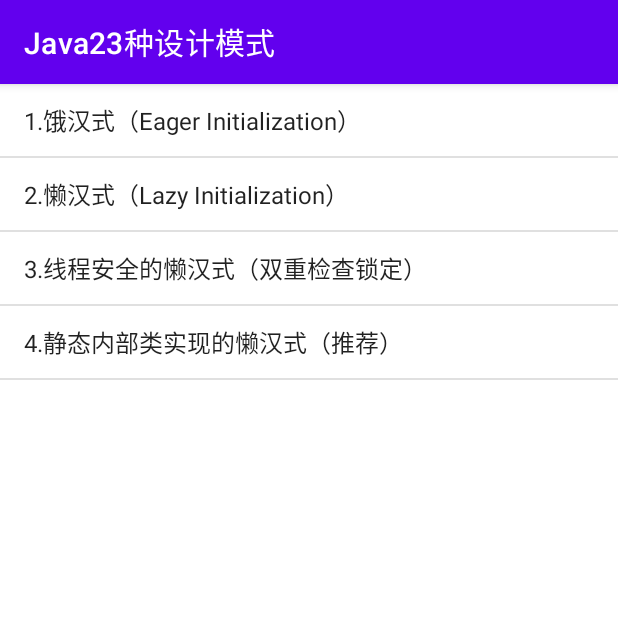
After one commit to joephone/JavaGangOfFour, an Android app: the MainSingletonActivity screen opened directly, with no data from a screen before it, on a phone screen of 412 x 824 dp, the top half of it. The commit adds this screen. Run offline under Robolectric (Android 15) with nearby library versions, the phone set to English and light mode, and no system bars; plain views replace SwipeRecyclerView.

Commit message:
创建 -单例模式

```diff
--- a/app/build.gradle
+++ b/app/build.gradle
@@ -38,6 +38,6 @@ dependencies {
     androidTestImplementation 'androidx.test.ext:junit:1.1.3'
     androidTestImplementation 'androidx.test.espresso:espresso-core:3.4.0'
 
-    implementation                       "com.yanzhenjie.recyclerview:x:1.3.2"
-    implementation               'androidx.swiperefreshlayout:swiperefreshlayout:1.1.0'
+//    implementation                       "com.yanzhenjie.recyclerview:x:1.3.2"
+//    implementation               'androidx.swiperefreshlayout:swiperefreshlayout:1.1.0'
 }
--- a/app/src/main/java/com/transcendence/gangoffour/MainBehavioralActivity.java
+++ b/app/src/main/java/com/transcendence/gangoffour/behavioral/MainBehavioralActivity.java
@@ -1,4 +1,4 @@
-package com.transcendence.gangoffour;
+package com.transcendence.gangoffour.behavioral;
 
 import android.content.Intent;
 import android.os.Bundle;
@@ -8,6 +8,10 @@ import android.widget.ArrayAdapter;
 import android.widget.ListView;
 
 import androidx.appcompat.app.AppCompatActivity;
+
+import com.transcendence.gangoffour.main.AppConstantValue;
+import com.transcendence.gangoffour.R;
+import com.transcendence.gangoffour.utils.StringUtils;
 
 import java.util.List;
 
--- /dev/null
+++ b/app/src/main/java/com/transcendence/gangoffour/creational/singleton/MainSingletonActivity.java
@@ -0,0 +1,68 @@
+package com.transcendence.gangoffour.creational.singleton;
+
+import android.content.Intent;
+import android.os.Bundle;
+import android.view.View;
+import android.widget.AdapterView;
+import android.widget.ArrayAdapter;
+import android.widget.ListView;
+
+import androidx.appcompat.app.AppCompatActivity;
+
+import com.transcendence.gangoffour.R;
+import com.transcendence.gangoffour.main.AppConstantValue;
+import com.transcendence.gangoffour.utils.StringUtils;
+
+import java.util.List;
+
+/**
+ * @author Joephone on 2024/12/1 0:38
+ * @E-Mail Address：joephonechen@gmail.com
+ * @Desc 单例模式
+ * @Edition 1.0
+ * @EditionHistory
+ */
+
+public class MainSingletonActivity extends AppCompatActivity implements AdapterView.OnItemClickListener {
+    private final String TAG = "wan";
+
+    private ArrayAdapter<String> adapter;
+    private ListView lvIndex;
+
+
+    @Override
+    protected void onCreate(Bundle savedInstanceState) {
+        super.onCreate(savedInstanceState);
+        setContentView(R.layout.activity_main);
+        lvIndex = findViewById(R.id.lvIndex);
+
+        List<String> items = StringUtils.getStringListAndIndex(this,R.array.index_patterns_creational_singleton);
+        adapter = new ArrayAdapter<>(this, android.R.layout.simple_list_item_1,items);
+
+        lvIndex.setAdapter(adapter);
+        lvIndex.setOnItemClickListener(this);
+
+    }
+
+
+    @Override
+    public void onItemClick(AdapterView<?> parent, View view, int position, long id) {
+//        Intent intent = new Intent();
+//        intent.setClass(this, AppConstantValue.mainPatternsCreationalSingleton[position]);
+//        startActivity(intent);
+        switch (position){
+            case 0:
+                SingletonEager.getInstance().doSomething();
+                break;
+            case 1:
+                SingletonLazy.getInstance().doSomething();
+                break;
+            case 2:
+                SingletonLazyThreadSafe.getInstance().doSomething();
+                break;
+            case 3:
+                SingletonLazyStaticInnerClass.getInstance().doSomething();
+                break;
+        }
+    }
+}
--- a/app/src/main/java/com/transcendence/gangoffour/MainStructuralActivity.java
+++ b/app/src/main/java/com/transcendence/gangoffour/structural/MainStructuralActivity.java
@@ -1,4 +1,4 @@
-package com.transcendence.gangoffour;
+package com.transcendence.gangoffour.structural;
 
 import android.content.Intent;
 import android.os.Bundle;
@@ -8,6 +8,10 @@ import android.widget.ArrayAdapter;
 import android.widget.ListView;
 
 import androidx.appcompat.app.AppCompatActivity;
+
+import com.transcendence.gangoffour.main.AppConstantValue;
+import com.transcendence.gangoffour.R;
+import com.transcendence.gangoffour.utils.StringUtils;
 
 import java.util.List;
 
--- a/app/src/main/java/com/transcendence/gangoffour/StringUtils.java
+++ b/app/src/main/java/com/transcendence/gangoffour/utils/StringUtils.java
@@ -1,4 +1,4 @@
-package com.transcendence.gangoffour;
+package com.transcendence.gangoffour.utils;
 
 import android.content.Context;
 
--- a/app/src/main/res/values/strings.xml
+++ b/app/src/main/res/values/strings.xml
@@ -22,6 +22,13 @@
         <item>Prototype 原型模式</item>
     </string-array>
 
+    <string-array name="index_patterns_creational_singleton">
+        <item>饿汉式（Eager Initialization）</item>
+        <item>懒汉式（Lazy Initialization）</item>
+        <item>线程安全的懒汉式（双重检查锁定）</item>
+        <item>静态内部类实现的懒汉式（推荐）</item>
+    </string-array>
+
     <string-array name="index_patterns_structural">
         <item>Singleton 单例模式</item>
         <item>Factory Method 工厂方法模式</item>
```
Also changed, not shown: app/src/main/AndroidManifest.xml (+10 -4 lines), app/src/main/java/com/transcendence/gangoffour/AppConstantValue.java (deleted, +0 -11 lines), app/src/main/java/com/transcendence/gangoffour/creational/MainCreationalActivity.java (renamed from app/src/main/java/com/transcendence/gangoffour/MainCreationalActivity.java, +6 -2 lines), app/src/main/java/com/transcendence/gangoffour/creational/singleton/SingletonEager.java (added, +34 -0 lines), app/src/main/java/com/transcendence/gangoffour/creational/singleton/SingletonLazy.java (added, +37 -0 lines), app/src/main/java/com/transcendence/gangoffour/creational/singleton/SingletonLazyStaticInnerClass.java (added, +34 -0 lines), app/src/main/java/com/transcendence/gangoffour/creational/singleton/SingletonLazyThreadSafe.java (added, +39 -0 lines), app/src/main/java/com/transcendence/gangoffour/main/AppConstantValue.java (added, +34 -0 lines), app/src/main/java/com/transcendence/gangoffour/main/MainActivity.java (renamed from app/src/main/java/com/transcendence/gangoffour/MainActivity.java, +5 -3 lines).
